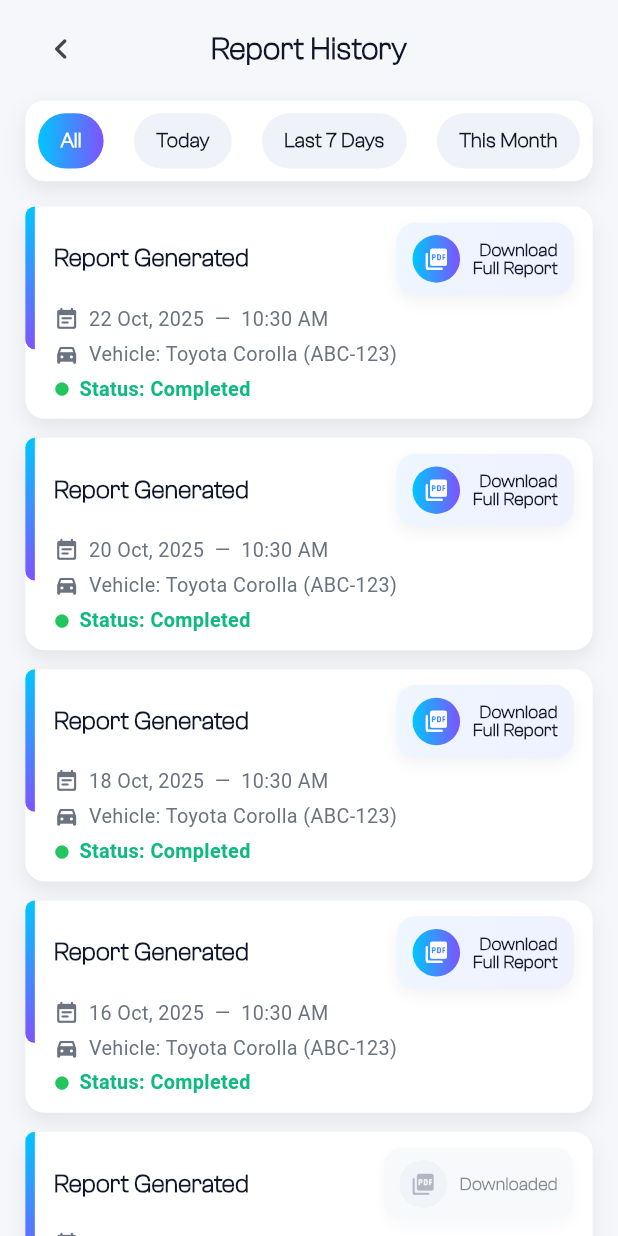
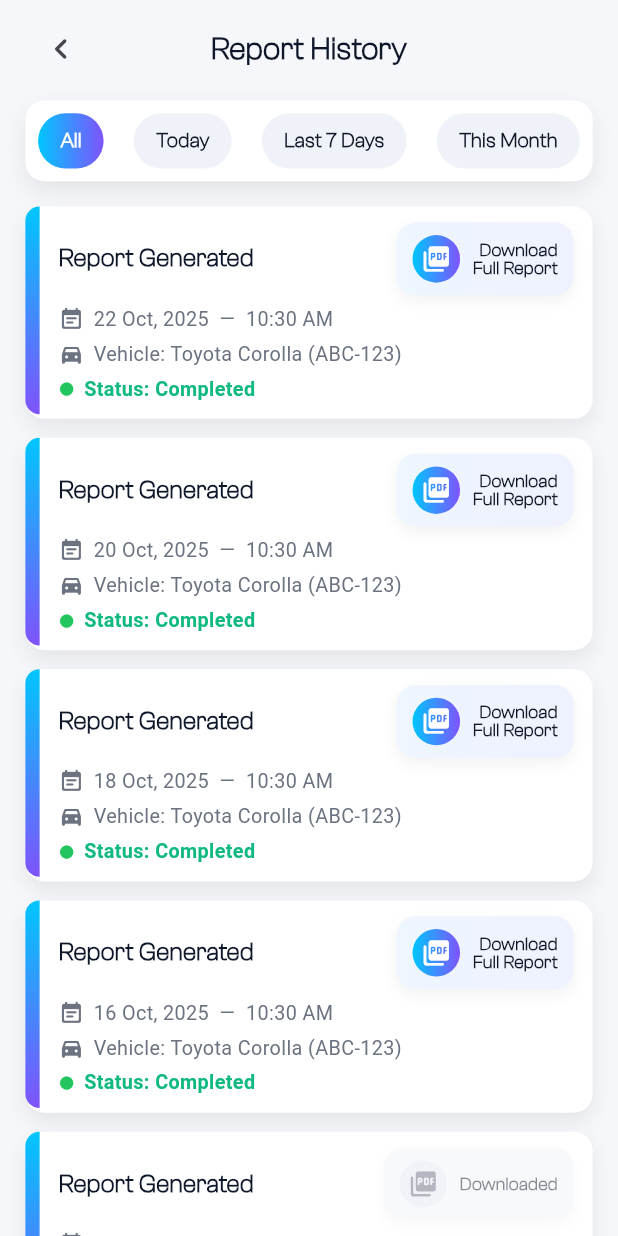
Before and after one commit to mubasheransari/new_tiretestai_new, a Flutter app: the ReportHistoryScreen screen opened directly, on a phone screen of 412 x 824 dp. Run offline on Flutter 3.47's test engine with Material 3 defaults, Android fonts, the phone set to English and light mode, and no system bars; our stand-ins replace camera, equatable, flutter_bloc, get_storage; accounts and stored records are empty.

```diff
--- a/lib/Screens/report_history_screen.dart
+++ b/lib/Screens/report_history_screen.dart
@@ -315,8 +315,8 @@ class _ReportCard extends StatelessWidget {
         children: [
           // gradient spine
           Container(
-            width: 6 * s,
-            height: 90 * s,
+            width: 9 * s,
+            height: 131 * s,
             decoration: const BoxDecoration(
               borderRadius: BorderRadius.only(
                 topLeft: Radius.circular(12),
@@ -446,7 +446,7 @@ class _DownloadPill extends StatelessWidget {
                   : null,
               color: enabled ? null : const Color(0xFFE2E8F0),
             ),
-            child: Icon(Icons.picture_as_pdf_rounded, size: 16 * s, color: enabled ? Colors.white : const Color(0xFF6B7280)),
+            child: Icon(Icons.picture_as_pdf_rounded, size: 19 * s, color: enabled ? Colors.white : const Color(0xFF6B7280)),
           ),
           SizedBox(width: 8 * s),
           Text(
```
Also changed, not shown: lib/Screens/home_screen.dart (+3 -4 lines), pubspec.lock.
